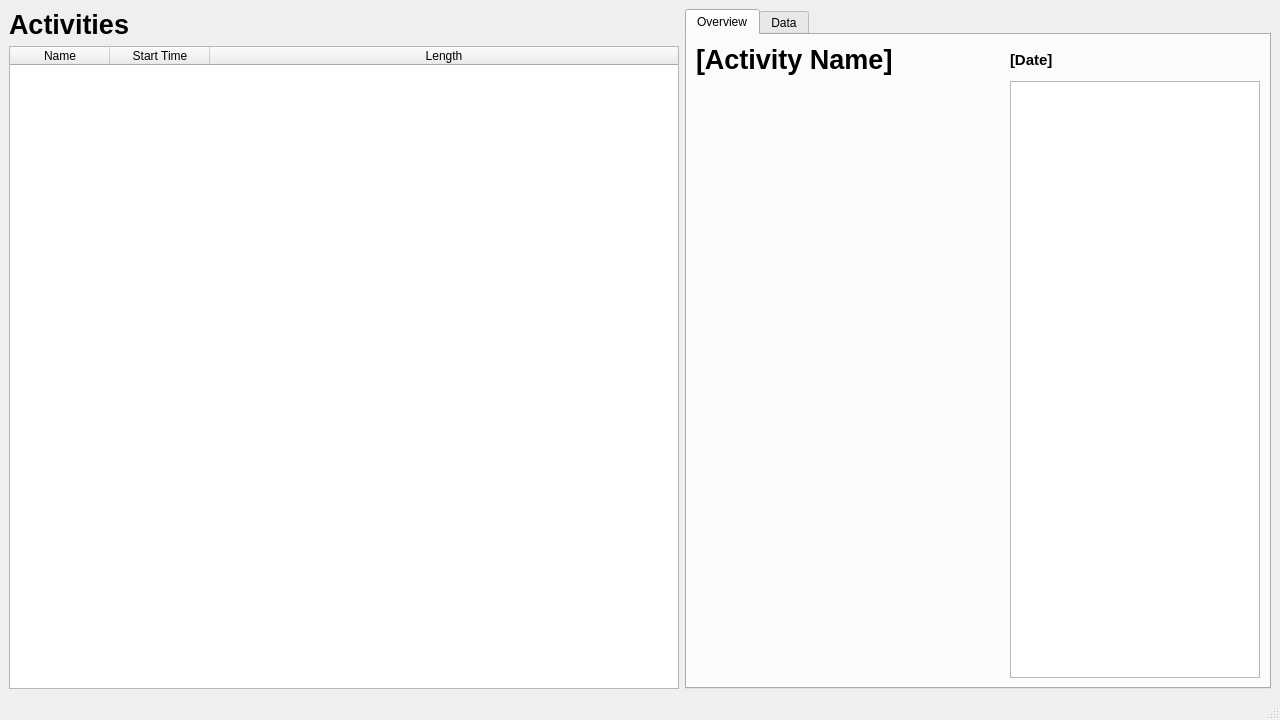
TomFryers/activate, file main.ui: the form before one commit.
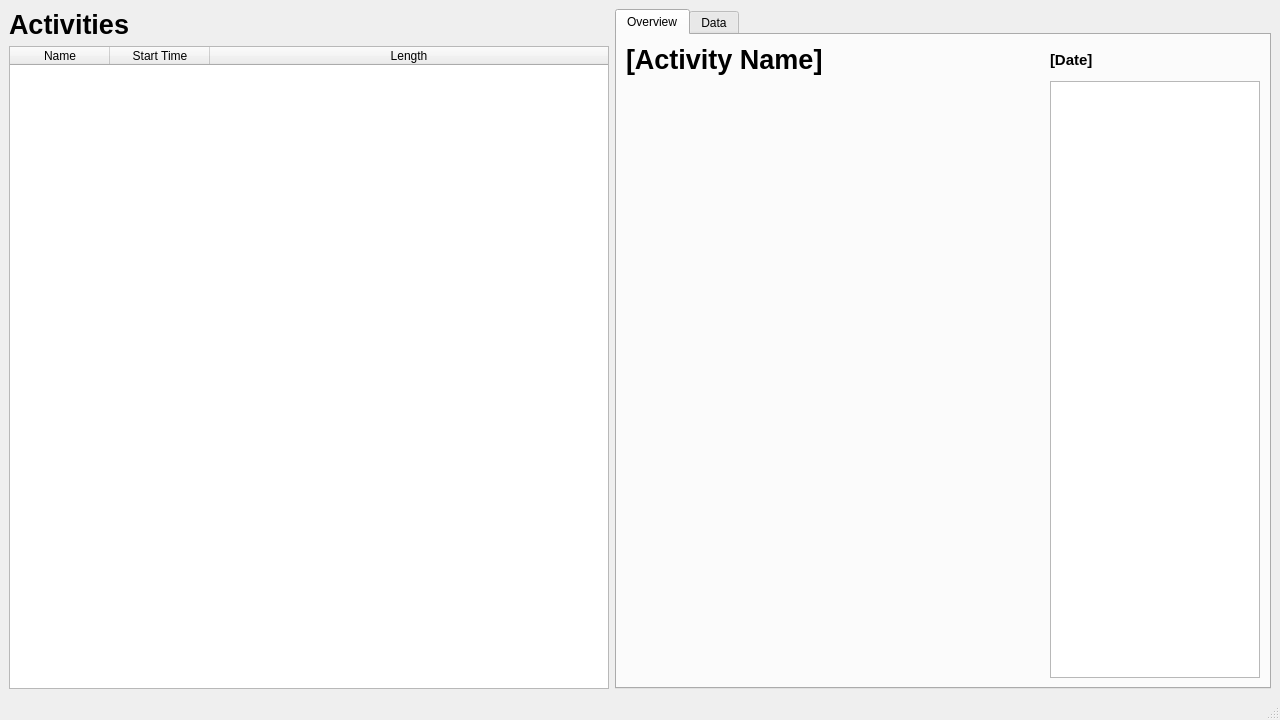
The form after the commit.

Commit message: Improve number sorting order

```diff
--- a/main.ui
+++ b/main.ui
@@ -39,6 +39,12 @@
           <height>0</height>
          </size>
         </property>
+        <property name="maximumSize">
+         <size>
+          <width>600</width>
+          <height>16777215</height>
+         </size>
+        </property>
         <property name="horizontalScrollBarPolicy">
          <enum>Qt::ScrollBarAlwaysOff</enum>
         </property>
@@ -104,13 +110,13 @@
            <widget class="QTableWidget" name="tableWidget">
             <property name="minimumSize">
              <size>
-              <width>250</width>
+              <width>210</width>
               <height>0</height>
              </size>
             </property>
             <property name="maximumSize">
              <size>
-              <width>250</width>
+              <width>210</width>
               <height>16777215</height>
              </size>
             </property>
@@ -130,7 +136,7 @@
              <bool>false</bool>
             </attribute>
             <attribute name="horizontalHeaderDefaultSectionSize">
-             <number>120</number>
+             <number>100</number>
             </attribute>
             <attribute name="horizontalHeaderStretchLastSection">
              <bool>true</bool>
```
The commit also changes 2 other files.
